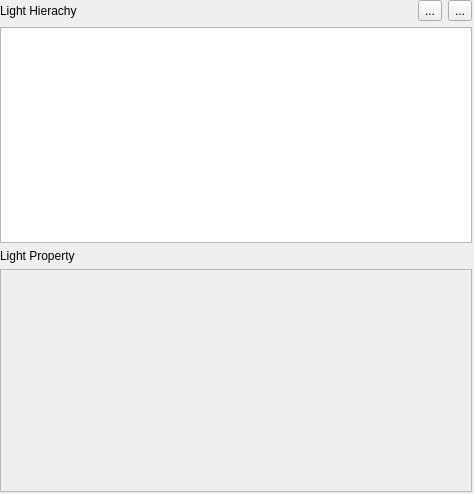
Before: the Qt Designer form src/UI/View/lightwidget.ui in Yuanzidan081/SRendererLab, drawn with Qt 5.
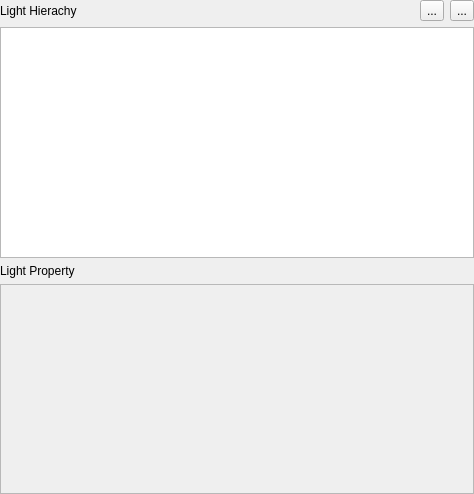
After: the same form once the commit is applied. Icons and pictures are not drawn.

Diff of the .ui file:
```diff
--- a/src/UI/View/lightwidget.ui
+++ b/src/UI/View/lightwidget.ui
@@ -18,7 +18,7 @@
 background: &quot;#CFDDEE&quot;;
 }</string>
   </property>
-  <layout class="QVBoxLayout" name="verticalLayout_3">
+  <layout class="QHBoxLayout" name="horizontalLayout_2">
    <property name="leftMargin">
     <number>0</number>
    </property>
@@ -26,11 +26,13 @@
     <number>0</number>
    </property>
    <property name="rightMargin">
-    <number>2</number>
+    <number>0</number>
    </property>
    <property name="bottomMargin">
-    <number>2</number>
+    <number>0</number>
    </property>
+   <item>
+    <layout class="QVBoxLayout" name="verticalLayout_3">
    <item>
     <layout class="QVBoxLayout" name="verticalLayout">
      <item>
@@ -79,8 +81,6 @@
        </property>
       </widget>
      </item>
-    </layout>
-   </item>
    <item>
     <layout class="QVBoxLayout" name="verticalLayout_2">
      <item>
@@ -100,8 +100,8 @@
          <rect>
           <x>0</x>
           <y>0</y>
-          <width>468</width>
-          <height>216</height>
+              <width>466</width>
+              <height>196</height>
          </rect>
         </property>
         <property name="styleSheet">
@@ -109,6 +109,10 @@
         </property>
        </widget>
       </widget>
+         </item>
+        </layout>
+       </item>
+      </layout>
      </item>
     </layout>
    </item>
```
Lines whose indentation alone changed are shown as unchanged.
